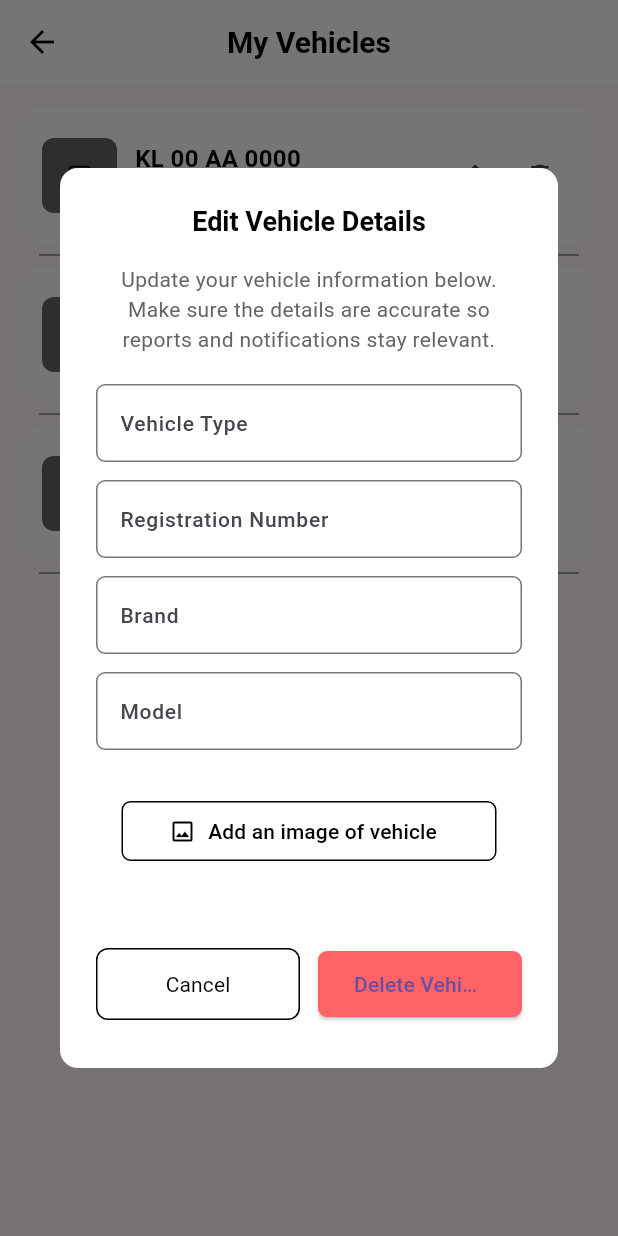
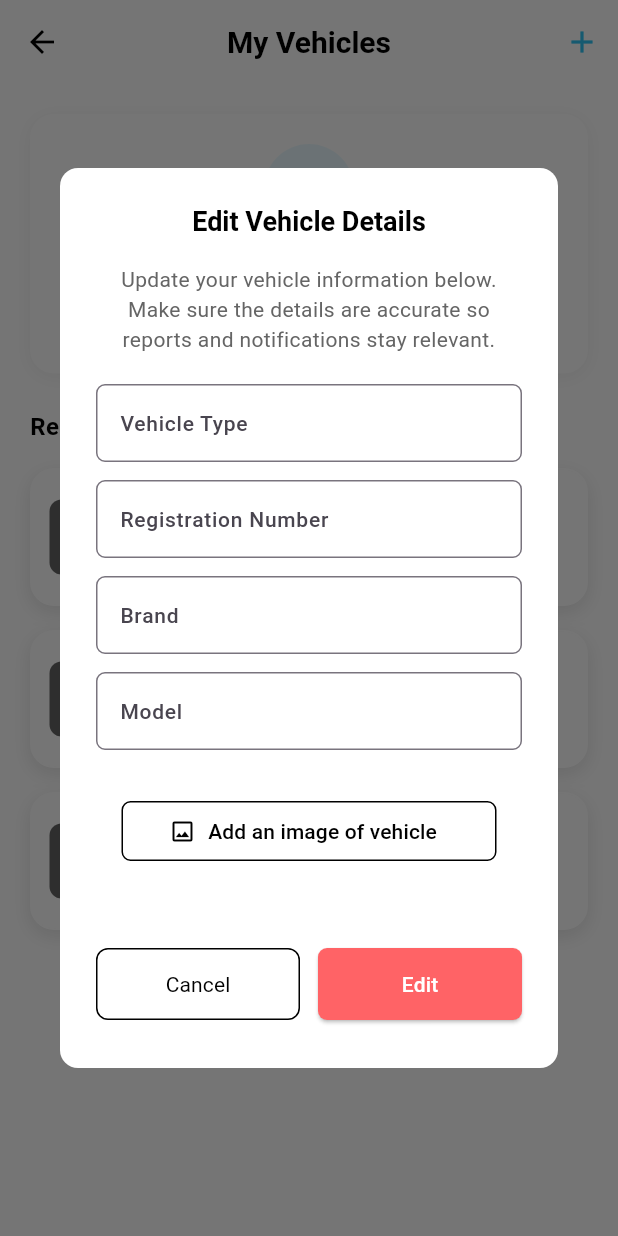
Before and after one commit to aswanthabam/letmegoo-app, a Flutter app: the MyVehiclesScreen screen opened directly, after a tap on the "edit" icon, on a phone screen of 412 x 824 dp. Run offline on Flutter 3.47's test engine with Material 3 defaults, Android fonts, the light colour scheme and no system bars; our stand-ins replace firebase_core, google_fonts, image_picker; missing offline and left inert: flutter_swipe_button; accounts and stored records are empty; Roboto replaces fonts that are missing (Familjen Grotesk).

Commit message:
My Vehicles Updated

```diff
--- a/lib/my_vehicles_screen.dart
+++ b/lib/my_vehicles_screen.dart
@@ -34,26 +34,149 @@ class MyVehiclesScreen extends StatelessWidget {
     ];
 
     return Scaffold(
+      backgroundColor: AppColors.background,
       appBar: AppBar(
         title: Text('My Vehicles', style: AppFonts.bold20()),
         leading: const BackButton(color: AppColors.textPrimary),
         backgroundColor: AppColors.background,
         elevation: 0,
         centerTitle: true,
+        actions: [
+          IconButton(
+            onPressed: () {
+              // Add vehicle action
+            },
+            icon: const Icon(Icons.add, color: AppColors.primary, size: 24),
           ),
-      body: ListView.builder(
-        itemCount: vehicles.length,
-        padding: const EdgeInsets.all(16),
-        itemBuilder: (context, index) {
-          final vehicle = vehicles[index];
-          return Vehicletile(
+        ],
+      ),
+      body: SafeArea(
+        child: SingleChildScrollView(
+          child: Padding(
+            padding: const EdgeInsets.all(20),
+            child: Column(
+              crossAxisAlignment: CrossAxisAlignment.start,
+              children: [
+                // Header Section
+                Container(
+                  width: double.infinity,
+                  padding: const EdgeInsets.all(20),
+                  decoration: BoxDecoration(
+                    color: AppColors.background,
+                    borderRadius: BorderRadius.circular(16),
+                    boxShadow: [
+                      BoxShadow(
+                        color: Colors.black.withOpacity(0.05),
+                        blurRadius: 10,
+                        offset: const Offset(0, 2),
+                      ),
+                    ],
+                  ),
+                  child: Column(
+                    children: [
+                      Container(
+                        width: 60,
+                        height: 60,
+                        decoration: BoxDecoration(
+                          color: AppColors.primary.withOpacity(0.1),
+                          borderRadius: BorderRadius.circular(30),
+                        ),
+                        child: const Icon(
+                          Icons.directions_car,
+                          color: AppColors.primary,
+                          size: 30,
+                        ),
+                      ),
+                      const SizedBox(height: 16),
+                      Text(
+                        'My Vehicles',
+                        style: AppFonts.bold20().copyWith(
+                          color: AppColors.textPrimary,
+                        ),
+                      ),
+                      const SizedBox(height: 8),
+                      Text(
+                        '${vehicles.length} vehicles registered',
+                        style: AppFonts.regular14().copyWith(
+                          color: AppColors.textSecondary,
+                        ),
+                      ),
+                    ],
+                  ),
+                ),
+                const SizedBox(height: 24),
+
+                // Vehicles List
+                Text(
+                  'Registered Vehicles',
+                  style: AppFonts.bold16().copyWith(
+                    color: AppColors.textPrimary,
+                  ),
+                ),
+                const SizedBox(height: 16),
+
+                ...vehicles
+                    .map(
+                      (vehicle) => Container(
+                        margin: const EdgeInsets.only(bottom: 16),
+                        decoration: BoxDecoration(
+                          color: Colors.white,
+                          borderRadius: BorderRadius.circular(16),
+                          border: Border.all(
+                            color: AppColors.background,
+                            width: 1,
+                          ),
+                          boxShadow: [
+                            BoxShadow(
+                              color: Colors.black.withOpacity(
+                                0.10,
+                              ), // Increased from 0.04
+                              blurRadius: 10, // Increased blur for softer edges
+                              offset: const Offset(
+                                0,
+                                4,
+                              ), // Slightly larger downward offset
+                              spreadRadius: 0,
+                            ),
+                          ],
+                        ),
+                        child: ClipRRect(
+                          borderRadius: BorderRadius.circular(16),
+                          child: Container(
+                            decoration: BoxDecoration(
+                              gradient: LinearGradient(
+                                begin: Alignment.topLeft,
+                                end: Alignment.bottomRight,
+                                colors: [
+                                  Colors.white,
+                                  Colors.grey.withOpacity(0.02),
+                                ],
+                              ),
+                            ),
+                            child: Vehicletile(
                               number: vehicle['number']!,
                               type: vehicle['type']!,
                               brand: vehicle['brand']!,
                               model: vehicle['model']!,
                               image: vehicle['image'],
-            onDelete:
-                () => showDialog(
+                              onDelete: () => _showDeleteDialog(context),
+                              onEdit: () => _showEditDialog(context),
+                            ),
+                          ),
+                        ),
+                      ),
+                    )
+                    .toList(),
+              ],
+            ),
+          ),
+        ),
+      ),
+    );
+  }
+
+  void _showDeleteDialog(BuildContext context) {
+    showDialog(
       context: context,
       builder:
           (_) => Deletevehicledialog(
@@ -61,8 +184,10 @@ class MyVehiclesScreen extends StatelessWidget {
               // handle delete logic
             },
           ),
-                ),
-            onEdit: () {
+    );
+  }
+
+  void _showEditDialog(BuildContext context) {
     showDialog(
       context: context,
       builder:
@@ -72,10 +197,5 @@ class MyVehiclesScreen extends StatelessWidget {
             },
           ),
     );
-            },
-          );
-        },
-      ),
-    );
   }
 }
--- a/lib/widgets/editvehicledialog.dart
+++ b/lib/widgets/editvehicledialog.dart
@@ -89,7 +89,7 @@ class Editvehicledialog extends StatelessWidget {
             const SizedBox(width: 12),
             Expanded(
               child: SizedBox(
-                height: 44,
+                height: 48,
                 child: ElevatedButton(
                   onPressed: onDelete,
                   style: ElevatedButton.styleFrom(
@@ -99,7 +99,8 @@ class Editvehicledialog extends StatelessWidget {
                     ),
                   ),
                   child: const Text(
-                    "Delete Vehicle",
+                    "Edit",
+                    style: TextStyle(color: Colors.white), // 👈 Make text white
                     overflow: TextOverflow.ellipsis,
                   ),
                 ),
--- a/lib/widgets/vehicletile.dart
+++ b/lib/widgets/vehicletile.dart
@@ -78,13 +78,6 @@ class Vehicletile extends StatelessWidget {
             ],
           ),
         ),
-        const Divider(
-          color: AppColors.textSecondary,
-          thickness: 0.8,
-          height: 16,
-          indent: 10,
-          endIndent: 10,
-        ),
       ],
     );
   }
```
Lines whose indentation alone changed are shown as unchanged.
